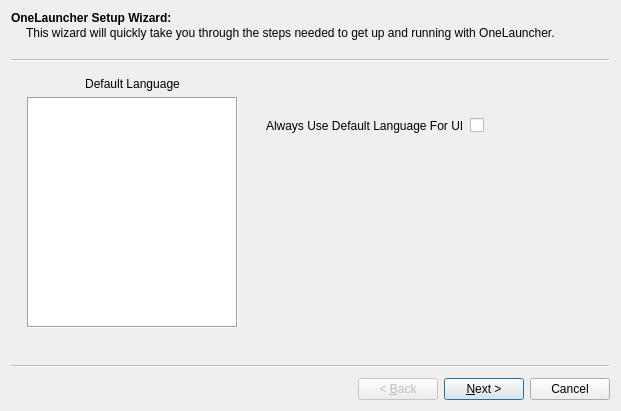
Qt form src/onelauncher/ui/setup_wizard.ui (JuneStepp/OneLauncher) before a commit.
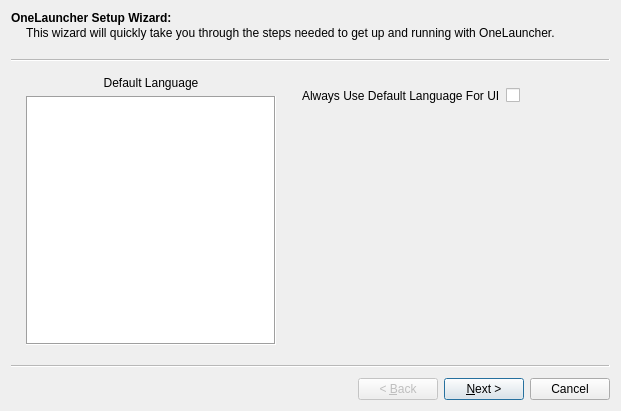
The same form after that commit.

Commit message: feat: Show setup wizard games discovery status and allow layouts to adjust to window size

Diff of the .ui file:
```diff
--- a/src/onelauncher/ui/setup_wizard.ui
+++ b/src/onelauncher/ui/setup_wizard.ui
@@ -23,15 +23,8 @@
    <attribute name="pageId">
     <string notr="true">0</string>
    </attribute>
-   <widget class="QWidget" name="verticalLayoutWidget">
-    <property name="geometry">
-     <rect>
-      <x>10</x>
-      <y>10</y>
-      <width>211</width>
-      <height>251</height>
-     </rect>
-    </property>
+   <layout class="QHBoxLayout" name="horizontalLayout_2">
+    <item>
     <layout class="QVBoxLayout" name="verticalLayout">
      <item>
       <widget class="QLabel" name="label">
@@ -48,6 +41,18 @@
      </item>
      <item>
       <widget class="QListWidget" name="languagesListWidget">
+        <property name="sizePolicy">
+         <sizepolicy hsizetype="Maximum" vsizetype="Expanding">
+          <horstretch>0</horstretch>
+          <verstretch>0</verstretch>
+         </sizepolicy>
+        </property>
+        <property name="maximumSize">
+         <size>
+          <width>250</width>
+          <height>16777215</height>
+         </size>
+        </property>
        <property name="toolTip">
         <string>The language used for games by default</string>
        </property>
@@ -69,20 +74,22 @@
       </widget>
      </item>
     </layout>
-   </widget>
-   <widget class="QWidget" name="formLayoutWidget">
-    <property name="geometry">
-     <rect>
-      <x>249</x>
-      <y>39</y>
-      <width>331</width>
-      <height>221</height>
-     </rect>
-    </property>
+    </item>
+    <item>
+     <spacer name="verticalSpacer_2">
+      <property name="orientation">
+       <enum>Qt::Orientation::Vertical</enum>
+      </property>
+      <property name="sizeHint" stdset="0">
+       <size>
+        <width>20</width>
+        <height>40</height>
+       </size>
+      </property>
+     </spacer>
+    </item>
+    <item>
     <layout class="QFormLayout" name="formLayout">
-     <property name="sizeConstraint">
-      <enum>QLayout::SetMaximumSize</enum>
-     </property>
      <property name="rowWrapPolicy">
       <enum>QFormLayout::WrapLongRows</enum>
      </property>
@@ -106,7 +113,8 @@
       <widget class="QCheckBox" name="alwaysUseDefaultLangForUICheckBox"/>
      </item>
     </layout>
-   </widget>
+    </item>
+   </layout>
   </widget>
   <widget class="QWizardPage" name="gamesSelectionWizardPage">
    <property name="title">
```
Left out of the diff: 60 changed lines with no effect on the pictures. Lines whose indentation alone changed are shown as unchanged. The commit also changes 2 other files.
